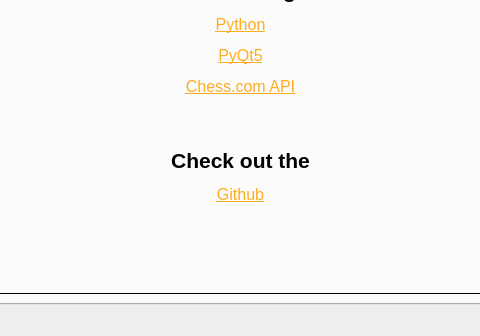
This is src/interface/main_window.ui in afmdiazh/Chess-Dot-Py as Qt 5 draws it before an edit; both pictures show x 109 to 589 and y 264 to 600 of the 699 by 600 pixel window. The edited form follows.
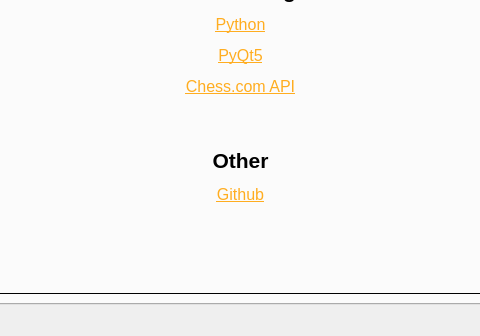
This is the edited form. The open tabs and pages were chosen to show the change. Icons and pictures are not drawn. Custom widgets are drawn as their Qt base class.

Commit message: Adjusted interface

Diff of the .ui file:
```diff
--- a/src/interface/main_window.ui
+++ b/src/interface/main_window.ui
@@ -1955,7 +1955,7 @@
              <item>
               <widget class="QLabel" name="labelAbout">
                <property name="text">
-                <string>&lt;html&gt;&lt;head/&gt;&lt;body&gt;&lt;p align=&quot;center&quot;&gt;&lt;span style=&quot; font-size:20pt; font-weight:600;&quot;&gt;ChessDotPy, by MDH&lt;/span&gt;&lt;/p&gt;&lt;p align=&quot;center&quot;&gt;a simple app to access the &lt;a href=&quot;Chess.com&quot;&gt;&lt;span style=&quot; text-decoration: underline; color:#ffad20;&quot;&gt;Chess.com&lt;/span&gt;&lt;/a&gt; api&lt;/p&gt;&lt;p align=&quot;center&quot;&gt;&lt;br/&gt;&lt;/p&gt;&lt;p align=&quot;center&quot;&gt;&lt;span style=&quot; font-size:16pt; font-weight:600;&quot;&gt;Built Using&lt;/span&gt;&lt;/p&gt;&lt;p align=&quot;center&quot;&gt;&lt;a href=&quot;https://www.python.org/about/&quot;&gt;&lt;span style=&quot; font-size:12pt; text-decoration: underline; color:#ffad20;&quot;&gt;Python&lt;/span&gt;&lt;/a&gt;&lt;/p&gt;&lt;p align=&quot;center&quot;&gt;&lt;a href=&quot;https://pypi.org/project/PyQt5/&quot;&gt;&lt;span style=&quot; font-size:12pt; text-decoration: underline; color:#ffad20;&quot;&gt;PyQt5&lt;/span&gt;&lt;/a&gt;&lt;/p&gt;&lt;p align=&quot;center&quot;&gt;&lt;a href=&quot;https://pypi.org/project/chess.com/&quot;&gt;&lt;span style=&quot; font-size:12pt; text-decoration: underline; color:#ffad20;&quot;&gt;Chess.com API&lt;/span&gt;&lt;/a&gt;&lt;/p&gt;&lt;p align=&quot;center&quot;&gt;&lt;br/&gt;&lt;/p&gt;&lt;p align=&quot;center&quot;&gt;&lt;span style=&quot; font-size:16pt; font-weight:600;&quot;&gt;Check out the&lt;/span&gt;&lt;/p&gt;&lt;p align=&quot;center&quot;&gt;&lt;a href=&quot;https://github.com/mgldz/Chess-Dot-Py&quot;&gt;&lt;span style=&quot; font-size:12pt; text-decoration: underline; color:#ffad20;&quot;&gt;Github&lt;/span&gt;&lt;/a&gt;&lt;/p&gt;&lt;/body&gt;&lt;/html&gt;</string>
+                <string>&lt;html&gt;&lt;head/&gt;&lt;body&gt;&lt;p align=&quot;center&quot;&gt;&lt;span style=&quot; font-size:20pt; font-weight:600;&quot;&gt;ChessDotPy, by MDH&lt;/span&gt;&lt;/p&gt;&lt;p align=&quot;center&quot;&gt;a simple app to access the &lt;a href=&quot;Chess.com&quot;&gt;&lt;span style=&quot; text-decoration: underline; color:#ffad20;&quot;&gt;Chess.com&lt;/span&gt;&lt;/a&gt; api&lt;/p&gt;&lt;p align=&quot;center&quot;&gt;&lt;br/&gt;&lt;/p&gt;&lt;p align=&quot;center&quot;&gt;&lt;span style=&quot; font-size:16pt; font-weight:600;&quot;&gt;Built Using&lt;/span&gt;&lt;/p&gt;&lt;p align=&quot;center&quot;&gt;&lt;a href=&quot;https://www.python.org/about/&quot;&gt;&lt;span style=&quot; font-size:12pt; text-decoration: underline; color:#ffad20;&quot;&gt;Python&lt;/span&gt;&lt;/a&gt;&lt;/p&gt;&lt;p align=&quot;center&quot;&gt;&lt;a href=&quot;https://pypi.org/project/PyQt5/&quot;&gt;&lt;span style=&quot; font-size:12pt; text-decoration: underline; color:#ffad20;&quot;&gt;PyQt5&lt;/span&gt;&lt;/a&gt;&lt;/p&gt;&lt;p align=&quot;center&quot;&gt;&lt;a href=&quot;https://pypi.org/project/chess.com/&quot;&gt;&lt;span style=&quot; font-size:12pt; text-decoration: underline; color:#ffad20;&quot;&gt;Chess.com API&lt;/span&gt;&lt;/a&gt;&lt;/p&gt;&lt;p align=&quot;center&quot;&gt;&lt;br/&gt;&lt;/p&gt;&lt;p align=&quot;center&quot;&gt;&lt;span style=&quot; font-size:16pt; font-weight:600;&quot;&gt;Other&lt;/span&gt;&lt;/p&gt;&lt;p align=&quot;center&quot;&gt;&lt;a href=&quot;https://github.com/mgldz/Chess-Dot-Py&quot;&gt;&lt;span style=&quot; font-size:12pt; text-decoration: underline; color:#ffad20;&quot;&gt;Github&lt;/span&gt;&lt;/a&gt;&lt;/p&gt;&lt;/body&gt;&lt;/html&gt;</string>
                </property>
               </widget>
              </item>
```
Left out of the diff: 2 changed lines with no effect on the pictures. The commit also changes 1 other file.
